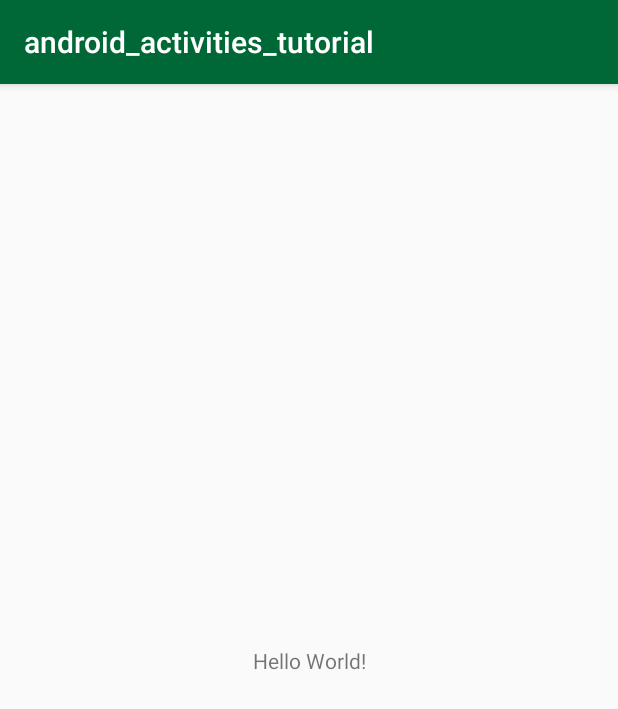
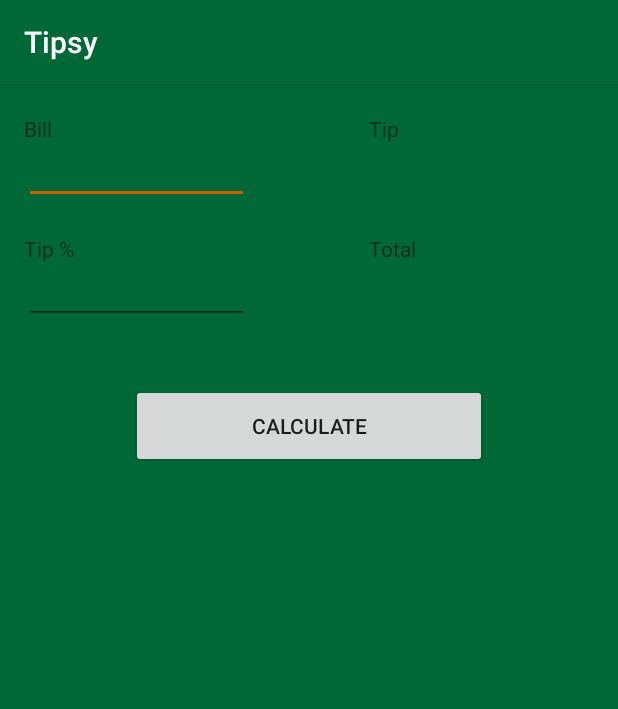
Before and after one commit to Maelstroms38/tipsy, an Android app: the screen it shows after launch (MainActivity), on a phone screen of 412 x 824 dp. Shown: the top 709 px of the screen. Run offline under Robolectric (Android 15) with nearby library versions, the phone set to English and light mode, and no system bars.

Commit message:
add starter code

```diff
--- a/app/src/main/res/layout/activity_main.xml
+++ b/app/src/main/res/layout/activity_main.xml
@@ -1,18 +1,93 @@
 <?xml version="1.0" encoding="utf-8"?>
 <androidx.constraintlayout.widget.ConstraintLayout xmlns:android="http://schemas.android.com/apk/res/android"
-    xmlns:app="http://schemas.android.com/apk/res-auto"
-    xmlns:tools="http://schemas.android.com/tools"
-    android:layout_width="match_parent"
-    android:layout_height="match_parent"
-    tools:context=".MainActivity">
-
+  xmlns:app="http://schemas.android.com/apk/res-auto"
+  xmlns:tools="http://schemas.android.com/tools"
+  android:layout_width="match_parent"
+  android:layout_height="match_parent"
+  tools:context=".MainActivity"
+  android:background="@color/colorPrimary"
+  >
   <TextView
-      android:layout_width="wrap_content"
-      android:layout_height="wrap_content"
-      android:text="Hello World!"
-      app:layout_constraintBottom_toBottomOf="parent"
-      app:layout_constraintLeft_toLeftOf="parent"
-      app:layout_constraintRight_toRightOf="parent"
-      app:layout_constraintTop_toTopOf="parent" />
+    android:layout_width="56dp"
+    android:layout_height="20dp"
+    android:text="@string/bill"
+    app:layout_constraintBottom_toTopOf="@+id/billTextInput"
+    app:layout_constraintStart_toStartOf="@+id/billTextInput"
+    />
+  <EditText
+    android:id="@+id/billTextInput"
+    android:layout_width="150dp"
+    android:layout_height="40dp"
+    android:layout_margin="40dp"
+    android:inputType="number"
+    app:layout_constraintEnd_toStartOf="@+id/tipTextView"
+    app:layout_constraintHorizontal_bias="0.5"
+    app:layout_constraintStart_toStartOf="parent"
+    app:layout_constraintTop_toTopOf="parent"
+    />
+  <TextView
+    android:layout_width="56dp"
+    android:layout_height="20dp"
+    android:text="@string/tip"
+    app:layout_constraintBottom_toTopOf="@+id/percentTextInput"
+    app:layout_constraintStart_toStartOf="@id/percentTextInput"
+    />
+  <EditText
+    android:id="@+id/percentTextInput"
+    android:layout_width="150dp"
+    android:layout_height="40dp"
+    android:layout_margin="40dp"
+    android:inputType="number"
+    app:layout_constraintEnd_toStartOf="@+id/totalTextView"
+    app:layout_constraintHorizontal_bias="0.5"
+    app:layout_constraintStart_toStartOf="parent"
+    app:layout_constraintTop_toBottomOf="@id/billTextInput"
+    />
+  <TextView
+    android:layout_width="56dp"
+    android:layout_height="20dp"
+    android:text="@string/tip_label"
+    app:layout_constraintBottom_toTopOf="@+id/tipTextView"
+    app:layout_constraintStart_toStartOf="@+id/tipTextView"
+    />
+  <TextView
+    android:id="@+id/tipTextView"
+    android:layout_width="150dp"
+    android:layout_height="40dp"
+    android:layout_margin="40dp"
+    app:layout_constraintEnd_toEndOf="parent"
+    app:layout_constraintHorizontal_bias="0.5"
+    app:layout_constraintStart_toEndOf="@+id/billTextInput"
+    app:layout_constraintTop_toTopOf="parent"
+    android:gravity="center"
+    />
+  <TextView
+    android:layout_width="56dp"
+    android:layout_height="20dp"
+    android:text="@string/total"
+    app:layout_constraintBottom_toTopOf="@+id/totalTextView"
+    app:layout_constraintStart_toStartOf="@+id/totalTextView"
+    />
+  <TextView
+    android:id="@+id/totalTextView"
+    android:layout_width="150dp"
+    android:layout_height="40dp"
+    android:layout_margin="40dp"
+    app:layout_constraintEnd_toEndOf="parent"
+    app:layout_constraintHorizontal_bias="0.5"
+    app:layout_constraintStart_toEndOf="@+id/percentTextInput"
+    app:layout_constraintTop_toBottomOf="@id/tipTextView"
+    android:gravity="center"
+    />
+  <Button
+    android:id="@+id/submitButton"
+    android:layout_width="237dp"
+    android:layout_height="56dp"
+    android:layout_marginTop="40dp"
+    android:text="@string/calculate"
+    app:layout_constraintEnd_toEndOf="parent"
+    app:layout_constraintStart_toStartOf="parent"
+    app:layout_constraintTop_toBottomOf="@+id/totalTextView"
+    />
 
 </androidx.constraintlayout.widget.ConstraintLayout>
--- a/app/src/main/res/values/strings.xml
+++ b/app/src/main/res/values/strings.xml
@@ -1,3 +1,8 @@
 <resources>
-  <string name="app_name">android_activities_tutorial</string>
+  <string name="app_name">Tipsy</string>
+  <string name="bill">Bill</string>
+  <string name="tip">Tip %</string>
+  <string name="tip_label">Tip</string>
+  <string name="total">Total</string>
+  <string name="calculate">Calculate</string>
 </resources>
```
